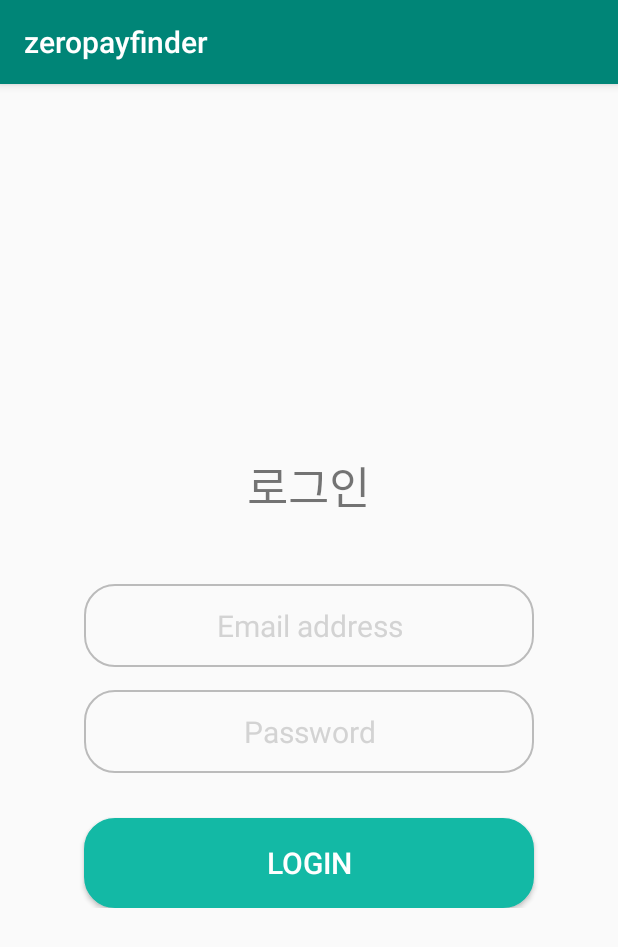
After one commit to 2019seoul-mju/HelloZero, an Android app: the login screen opened directly, with no data from a screen before it, on a phone screen of 412 x 824 dp. The commit adds this screen. Shown: the top 947 px of the screen. Run offline under Robolectric (Android 15) with nearby library versions, the phone set to English and light mode, and no system bars.

Commit message:
로그인화면

```diff
--- a/app/src/main/AndroidManifest.xml
+++ b/app/src/main/AndroidManifest.xml
@@ -16,6 +16,8 @@
         <activity android:name=".tutorial"></activity>
         <activity android:name=".stamp" />
         <activity android:name=".moneyBook" />
+        <activity android:name=".login" />
+
         <!--
              The API key for Google Maps-based APIs is defined as a string resource.
              (See the file "res/values/google_maps_api.xml").
--- a/app/src/main/java/com/example/zeropayfinder/MainActivity.java
+++ b/app/src/main/java/com/example/zeropayfinder/MainActivity.java
@@ -101,12 +101,15 @@ public class MainActivity extends AppCompatActivity {
             Toast.makeText(this, "홈아이콘 클릭", Toast.LENGTH_SHORT).show();
             return true;
         }
-        if (id == R.id.navigation_dashboard) {
-            Toast.makeText(this, "검색 클릭", Toast.LENGTH_SHORT).show();
+        if (id == R.id.navigation_home) {
+
+            Intent intent = new Intent(getApplicationContext(),login.class);
+            startActivity(intent);//액티비티 띄우기
+
             return true;
         }
-        if (id == R.id.navigation_notifications) {
-            Toast.makeText(this, "액션버튼 클릭", Toast.LENGTH_SHORT).show();
+        if (id == R.id.navigation_dashboard) {
+            Toast.makeText(this, "회원가입 클릭", Toast.LENGTH_SHORT).show();
             return true;
         }
 
--- /dev/null
+++ b/app/src/main/java/com/example/zeropayfinder/login.java
@@ -0,0 +1,14 @@
+package com.example.zeropayfinder;
+
+import androidx.appcompat.app.AppCompatActivity;
+
+import android.os.Bundle;
+
+public class login extends AppCompatActivity {
+
+    @Override
+    protected void onCreate(Bundle savedInstanceState) {
+        super.onCreate(savedInstanceState);
+        setContentView(R.layout.activity_login);
+    }
+}
--- /dev/null
+++ b/app/src/main/res/drawable/rounded_login.xml
@@ -0,0 +1,11 @@
+<?xml version="1.0" encoding="utf-8"?>
+<shape xmlns:android="http://schemas.android.com/apk/res/android"
+    android:shape="rectangle">
+
+    <solid
+        android:color="@android:color/transparent"
+        />
+    <stroke android:width="1dp"
+        android:color="#bbbbbb"/>
+    <corners android:radius="20dp"/>
+</shape>
--- /dev/null
+++ b/app/src/main/res/drawable/rounded_login_button.xml
@@ -0,0 +1,11 @@
+<?xml version="1.0" encoding="utf-8"?>
+<shape xmlns:android="http://schemas.android.com/apk/res/android"
+    android:shape="rectangle">
+
+    <solid
+        android:color="#13B9A5"
+        />
+    <stroke android:width="1dp"
+        android:color="#13B9A5"/>
+    <corners android:radius="20dp"/>
+</shape>
--- /dev/null
+++ b/app/src/main/res/layout/activity_login.xml
@@ -0,0 +1,76 @@
+<?xml version="1.0" encoding="utf-8"?>
+<FrameLayout xmlns:android="http://schemas.android.com/apk/res/android"
+    xmlns:app="http://schemas.android.com/apk/res-auto"
+    xmlns:tools="http://schemas.android.com/tools"
+    android:id="@+id/login"
+    android:layout_width="match_parent"
+    android:layout_height="match_parent"
+    tools:context=".login">
+
+
+
+    <LinearLayout
+        android:layout_width="match_parent"
+        android:layout_height="wrap_content"
+        android:orientation="vertical"
+        android:layout_gravity="center">
+
+        <TextView
+            android:id="@+id/login_app_logo"
+            android:layout_width="258dp"
+            android:layout_height="100dp"
+            android:layout_gravity="center"
+            android:gravity="center"
+             android:text="로그인"
+            android:textSize="30sp"
+            android:layout_weight="1"
+            android:adjustViewBounds="true" />
+
+        <EditText
+            android:id="@+id/user_email_login"
+            android:layout_width="300dp"
+            android:layout_height="55dp"
+            android:layout_gravity="center_horizontal"
+            android:background="@drawable/rounded_login"
+            android:layout_marginTop="15dp"
+            android:hint="Email address"
+            android:textAlignment="center"
+            android:maxLength="25"
+            android:maxLines="1"
+            android:textColor="#FFFFFF"
+            android:textColorHint="#d3d3d3"
+            android:textSize="20dp"
+            android:layout_weight="1"/>
+
+        <EditText
+            android:id="@+id/user_password_login"
+            android:layout_width="300dp"
+            android:layout_height="55dp"
+            android:layout_gravity="center_horizontal"
+            android:background="@drawable/rounded_login"
+            android:layout_marginTop="15dp"
+            android:hint="Password"
+            android:textAlignment="center"
+            android:inputType="textPassword"
+            android:textColorHint="#d3d3d3"
+            android:maxLength="16"
+            android:maxLines="1"
+            android:textColor="#FFFFFF"
+            android:textSize="20dp"
+            android:layout_weight="1"/>
+
+        <Button
+            android:id="@+id/login_button"
+            android:layout_width="300dp"
+            android:layout_height="60dp"
+            android:layout_marginTop="30dp"
+            android:layout_gravity="center_horizontal"
+            android:background="@drawable/rounded_login_button"
+            android:text="Login"
+            android:textAlignment="center"
+            android:textColor="#FFFFFF"
+            android:textSize="20dp"
+            android:layout_weight="1"/>
+    </LinearLayout>
+
+</FrameLayout>
--- a/app/src/main/res/menu/bottom_nav_menu.xml
+++ b/app/src/main/res/menu/bottom_nav_menu.xml
@@ -6,15 +6,11 @@
     <item
         android:id="@+id/navigation_home"
         android:icon="@drawable/ic_home_black_24dp"
-        android:title="@string/title_home" />
+        android:title="@string/title_login" />
 
     <item
         android:id="@+id/navigation_dashboard"
         android:icon="@drawable/ic_dashboard_black_24dp"
-        android:title="@string/title_dashboard" />
+        android:title="@string/title_join" />
 
-    <item
-        android:id="@+id/navigation_notifications"
-        android:icon="@drawable/ic_notifications_black_24dp"
-        android:title="@string/title_notifications" />
 </menu>
--- a/app/src/main/res/values/strings.xml
+++ b/app/src/main/res/values/strings.xml
@@ -1,6 +1,8 @@
 <resources>
     <string name="app_name">zeropayfinder</string>
-    <string name="title_home">Home</string>
+    <string name="title_login">login</string>
+    <string name="title_join">join</string>
+    <string name="title_home">login</string>
     <string name="title_dashboard">Dashboard</string>
     <string name="title_notifications">Notifications</string>
     <string name="title_activity_map">Map</string>
```
